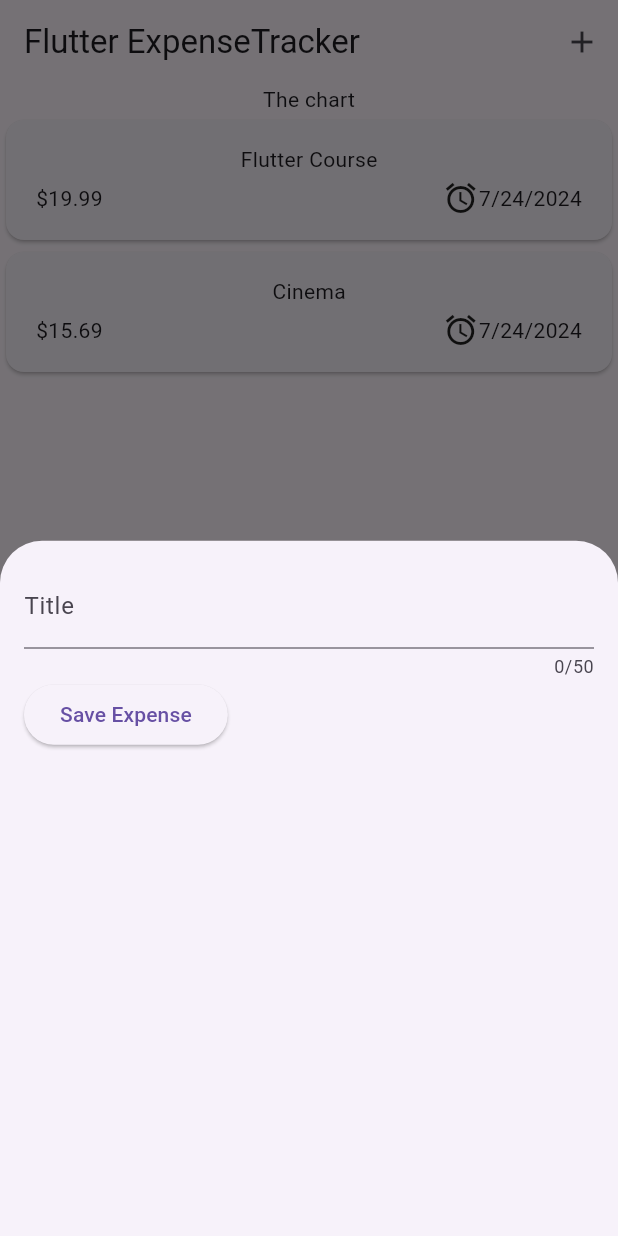
After one commit to surazz999/expense_tracker_teach, a Flutter app: the screen it shows after launch, after a tap on the "add" icon, on a phone screen of 412 x 824 dp. The commit adds this screen. Run offline on Flutter 3.47's test engine with Material 3 defaults, Android fonts, the phone set to English and light mode, and no system bars.

Commit message:
text data stored

```diff
--- a/lib/widgets/expenses.dart
+++ b/lib/widgets/expenses.dart
@@ -1,3 +1,4 @@
+import 'package:expense_tracker/widgets/new_expenses.dart';
 import 'package:flutter/material.dart';
 
 import 'package:expense_tracker/widgets/expenses_list/expenses_list.dart';
@@ -28,9 +29,27 @@ class _ExpensesState extends State<Expenses> {
     ),
   ];
 
+  void _openAddExpenseOverlay() {
+    showModalBottomSheet(
+      context: context,
+      builder: (ctx) => const NewExpense(),
+    );
+  }
+
   @override
   Widget build(BuildContext context) {
     return Scaffold(
+      appBar: AppBar(
+        title: const Text(
+          'Flutter ExpenseTracker',
+        ),
+        actions: [
+          IconButton(
+            onPressed: _openAddExpenseOverlay,
+            icon: const Icon(Icons.add),
+          )
+        ],
+      ),
       body: Column(
         children: [
           const Text('The chart'),
--- /dev/null
+++ b/lib/widgets/new_expenses.dart
@@ -0,0 +1,43 @@
+import 'package:flutter/material.dart';
+
+class NewExpense extends StatefulWidget {
+  const NewExpense({super.key});
+
+  @override
+  State<NewExpense> createState() => _NewExpenseState();
+}
+
+class _NewExpenseState extends State<NewExpense> {
+  final _titleController = TextEditingController();
+  @override
+  void dispose() {
+    super.dispose();
+  }
+
+  @override
+  Widget build(BuildContext context) {
+    return Padding(
+      padding: const EdgeInsets.all(16),
+      child: Column(
+        children: [
+          TextField(
+            controller: _titleController,
+            maxLength: 50,
+            decoration: const InputDecoration(
+              label: Text('Title'),
+            ),
+          ),
+          Row(
+            children: [
+              ElevatedButton(
+                  onPressed: () {
+                    print(_titleController.text);
+                  },
+                  child: Text('Save Expense'))
+            ],
+          )
+        ],
+      ),
+    );
+  }
+}
```
